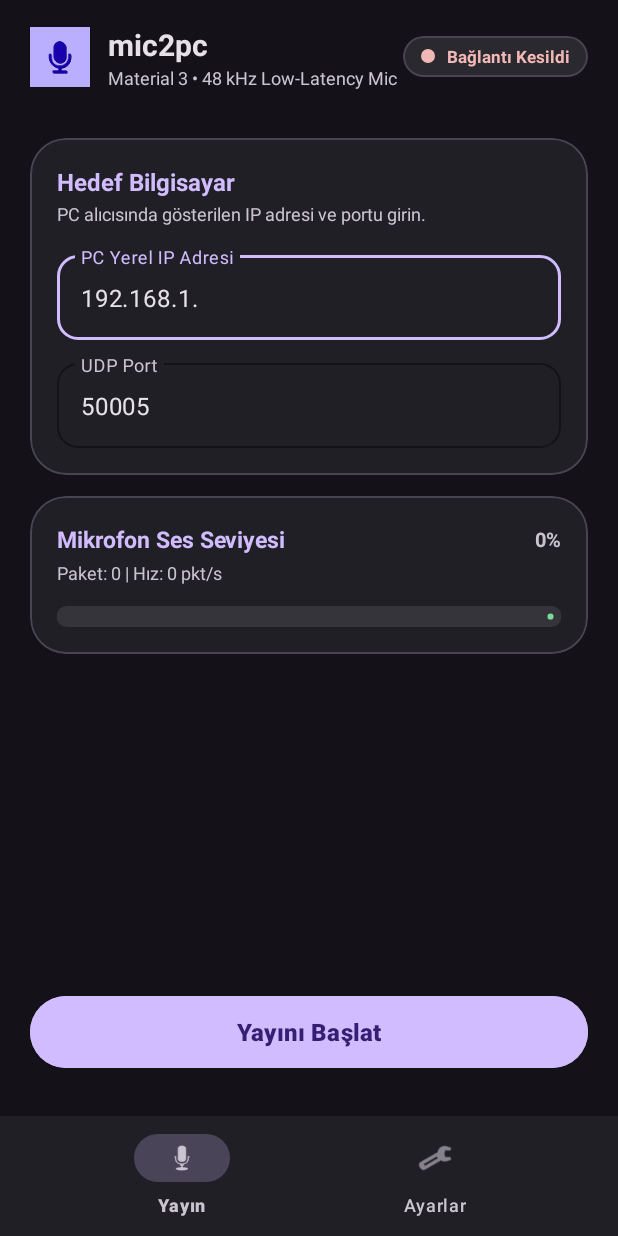
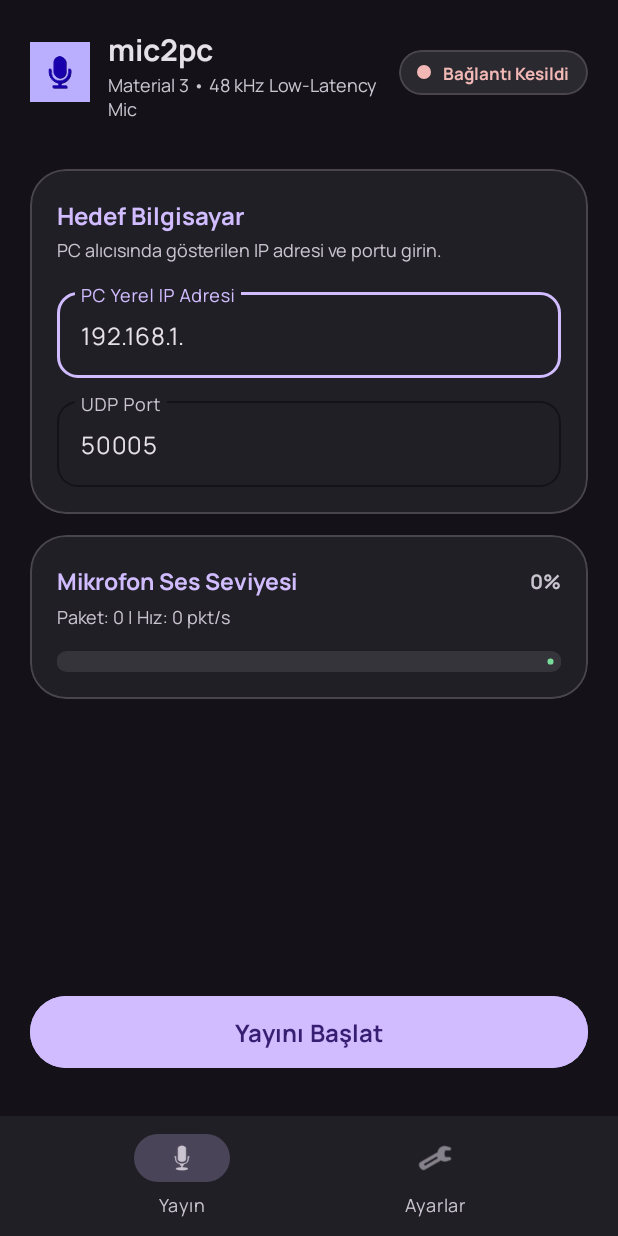
Before and after one commit to tokuthedev/mic2pc, an Android app: the screen it shows after launch (MainActivity), on a phone screen of 412 x 824 dp. Run offline under Robolectric (Android 15) with nearby library versions, the phone set to English and light mode, and no system bars.

Commit message:
style: apply Manrope font family across both Android and PC apps

```diff
--- /dev/null
+++ b/android-app/app/src/main/res/font/manrope.xml
@@ -0,0 +1,23 @@
+<?xml version="1.0" encoding="utf-8"?>
+<font-family xmlns:app="http://schemas.android.com/apk/res-auto">
+    <font
+        app:font="@font/manrope_regular"
+        app:fontStyle="normal"
+        app:fontWeight="400" />
+    <font
+        app:font="@font/manrope_medium"
+        app:fontStyle="normal"
+        app:fontWeight="500" />
+    <font
+        app:font="@font/manrope_semibold"
+        app:fontStyle="normal"
+        app:fontWeight="600" />
+    <font
+        app:font="@font/manrope_bold"
+        app:fontStyle="normal"
+        app:fontWeight="700" />
+    <font
+        app:font="@font/manrope_extrabold"
+        app:fontStyle="normal"
+        app:fontWeight="800" />
+</font-family>
--- a/android-app/app/src/main/res/values/themes.xml
+++ b/android-app/app/src/main/res/values/themes.xml
@@ -9,5 +9,7 @@
         <item name="colorOnPrimaryContainer">@color/m3_on_primary_container</item>
         <item name="colorSurface">@color/m3_surface</item>
         <item name="colorOnSurface">@color/m3_on_surface</item>
+        <item name="fontFamily">@font/manrope</item>
+        <item name="android:fontFamily">@font/manrope</item>
     </style>
 </resources>
```
Also changed, not shown: android-app/app/src/main/res/font/manrope_bold.ttf (added), android-app/app/src/main/res/font/manrope_extrabold.ttf (added), android-app/app/src/main/res/font/manrope_medium.ttf (added), android-app/app/src/main/res/font/manrope_regular.ttf (added), android-app/app/src/main/res/font/manrope_semibold.ttf (added), 7 other files.
